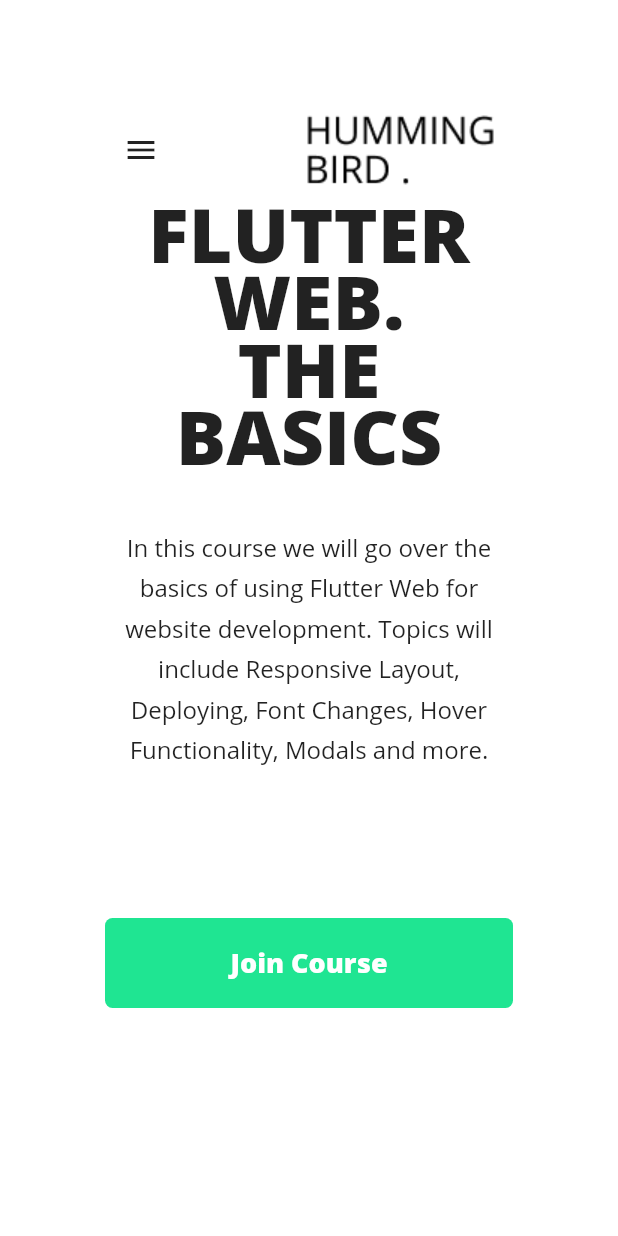
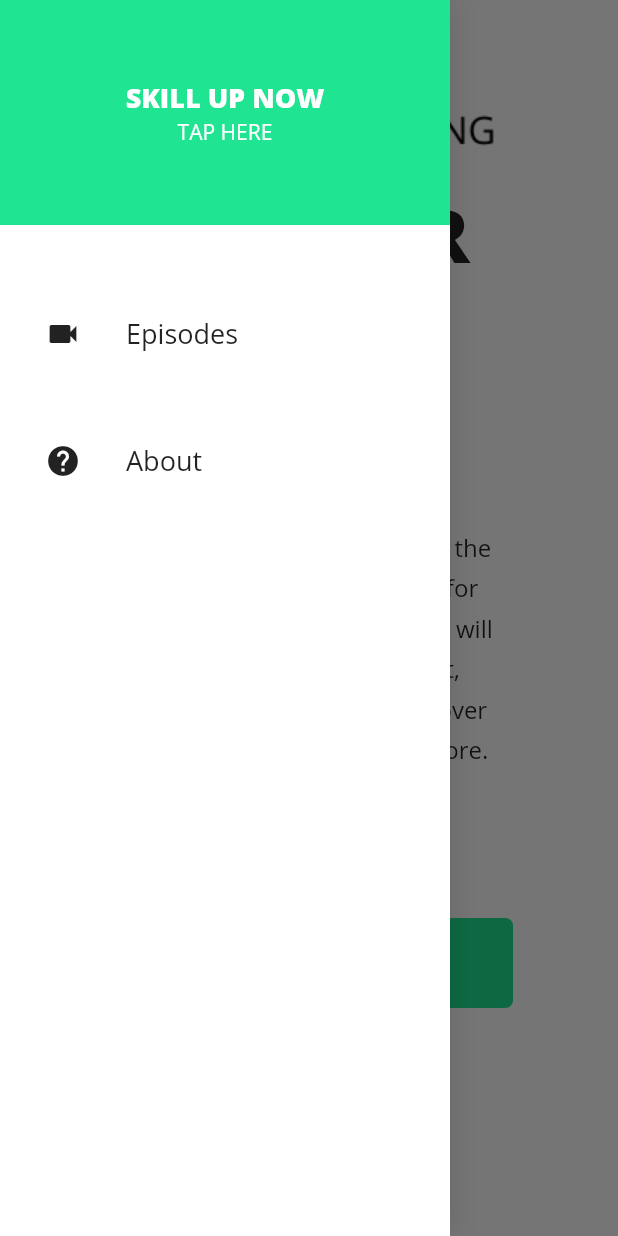
Before and after one commit to bhavikvashi1804/flutter_web_basics, a Flutter app: the screen it shows after launch, with the side drawer open (before the commit the screen has no drawer), on a phone screen of 412 x 824 dp. Run offline on Flutter 3.47's test engine with Material 2 defaults, Android fonts, the phone set to English and light mode, and no system bars; our stand-ins replace responsive_builder.

Commit message:
Open nav bar when mobile and swipe right from left side

```diff
--- a/lib/views/home/HomeView.dart
+++ b/lib/views/home/HomeView.dart
@@ -6,25 +6,30 @@
 import '../../widgets/centered_view/centered_view.dart';
 import './home_content_desktop.dart';
 import './home_content_mobile.dart';
+import '../../widgets/navigation_drawer/navigation_drawer.dart';
 
 class HomeView extends StatelessWidget {
   const HomeView({Key key}) : super(key: key);
 
   @override
   Widget build(BuildContext context) {
-    return Scaffold(
+    return ResponsiveBuilder(
+      builder: (context, sizingInformation) => Scaffold(
+        drawer: sizingInformation.deviceScreenType == DeviceScreenType.mobile
+            ? NavigationDrawer()
+            : null,
         backgroundColor: Colors.white,
         body: CenteredView(
           child: Column(
-          children: [
+            children: <Widget>[
               NavigationBar(),
               Expanded(
                   child: ScreenTypeLayout(
                 mobile: HomeContentMobile(),
                 desktop: HomeContentDesktop(),
+              ))
+            ],
           ),
-            )
-          ],
         ),
       ),
     );
--- /dev/null
+++ b/lib/widgets/navigation_drawer/drawer_item.dart
@@ -0,0 +1,25 @@
+import 'package:flutter/material.dart';
+
+import '../../widgets/navigation_bar/navbar_item.dart';
+
+class DrawerItem extends StatelessWidget {
+  final String title;
+  final IconData icon;
+  const DrawerItem(this.title, this.icon);
+
+  @override
+  Widget build(BuildContext context) {
+    return Padding(
+      padding: const EdgeInsets.only(left: 30, top: 60),
+      child: Row(
+        children: <Widget>[
+          Icon(icon),
+          SizedBox(
+            width: 30,
+          ),
+          NavBarItem(title)
+        ],
+      ),
+    );
+  }
+}
--- /dev/null
+++ b/lib/widgets/navigation_drawer/navigation_drawer.dart
@@ -0,0 +1,28 @@
+import 'package:flutter/material.dart';
+
+import './drawer_item.dart';
+import './navigation_drawer_header.dart';
+
+class NavigationDrawer extends StatelessWidget {
+  const NavigationDrawer({Key key}) : super(key: key);
+
+  @override
+  Widget build(BuildContext context) {
+    return Container(
+      width: 300,
+      decoration: BoxDecoration(
+        color: Colors.white,
+        boxShadow: [
+          BoxShadow(color: Colors.black12, blurRadius: 16),
+        ],
+      ),
+      child: Column(
+        children: <Widget>[
+          NavigationDrawerHeader(),
+          DrawerItem('Episodes', Icons.videocam),
+          DrawerItem('About', Icons.help),
+        ],
+      ),
+    );
+  }
+}
--- /dev/null
+++ b/lib/widgets/navigation_drawer/navigation_drawer_header.dart
@@ -0,0 +1,32 @@
+import 'package:flutter/material.dart';
+
+import '../../constants/app_color.dart';
+
+class NavigationDrawerHeader extends StatelessWidget {
+  const NavigationDrawerHeader({Key key}) : super(key: key);
+
+  @override
+  Widget build(BuildContext context) {
+    return Container(
+      height: 150,
+      color: primaryColor,
+      alignment: Alignment.center,
+      child: Column(
+        mainAxisSize: MainAxisSize.min,
+        children: <Widget>[
+          Text(
+            'SKILL UP NOW',
+            style: TextStyle(
+                fontSize: 18, fontWeight: FontWeight.w800, color: Colors.white),
+          ),
+          Text(
+            'TAP HERE',
+            style: TextStyle(
+              color: Colors.white,
+            ),
+          )
+        ],
+      ),
+    );
+  }
+}
```
Lines whose indentation alone changed are shown as unchanged.
